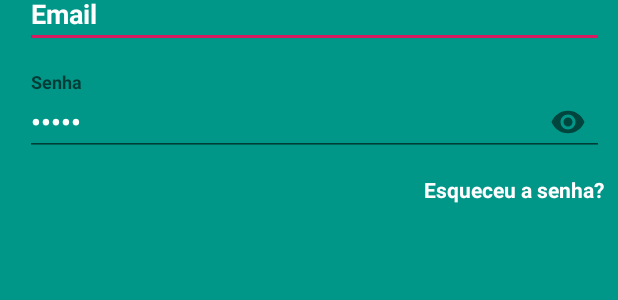
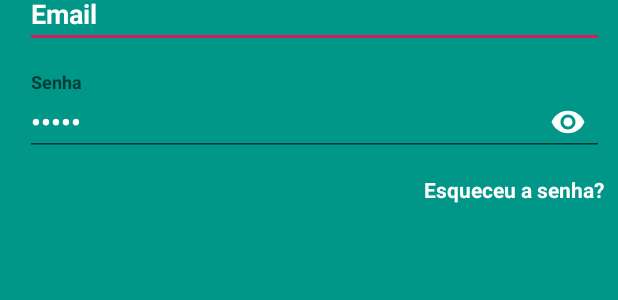
Before and after one commit to GabrielCR99/PCI, an Android app: the layout activity_sign_in.xml on its own in the app's theme, with its tools: preview values and no code run, on a phone screen of 412 x 824 dp. Shown: the part 509-809 px from the top of the screen. Run offline under Robolectric (Android 15) with nearby library versions, the phone set to English and light mode, and no system bars.

Commit message:
resetPassword adicionado SignInActivity completo

```diff
--- /dev/null
+++ b/app/src/main/java/com/studio/pci/activities/SignUpActivity.java
@@ -0,0 +1,4 @@
+package com.studio.pci.activities;
+
+public class SignUpActivity {
+}
--- a/app/src/main/res/layout/activity_main.xml
+++ b/app/src/main/res/layout/activity_main.xml
@@ -4,4 +4,4 @@
     xmlns:tools="http://schemas.android.com/tools"
     android:layout_width="match_parent"
     android:layout_height="match_parent"
-    tools:context=".MainActivity"/>
+    tools:context=".activities.MainActivity"/>
--- a/app/src/main/res/layout/activity_sign_in.xml
+++ b/app/src/main/res/layout/activity_sign_in.xml
@@ -17,7 +17,7 @@
         app:srcCompat="@android:color/background_light" />
 
     <android.support.design.widget.TextInputLayout
-        android:id="@+id/textInputLayout"
+        android:id="@+id/emailInputLayout"
         android:layout_width="386dp"
         android:layout_height="0dp"
         android:layout_marginTop="315dp"
@@ -30,7 +30,7 @@
         app:layout_constraintVertical_chainStyle="packed">
 
         <EditText
-            android:id="@+id/email"
+            android:id="@+id/email_field"
             android:layout_width="match_parent"
             android:layout_height="wrap_content"
             android:hint="@string/email"
@@ -43,7 +43,7 @@
     </android.support.design.widget.TextInputLayout>
 
     <android.support.design.widget.TextInputLayout
-        android:id="@+id/textInputLayout2"
+        android:id="@+id/passwordInputLayout"
         android:layout_width="386dp"
         android:layout_height="56dp"
         android:layout_marginTop="360dp"
@@ -51,10 +51,11 @@
         app:layout_constraintHorizontal_bias="0.64"
         app:layout_constraintStart_toStartOf="parent"
         app:layout_constraintTop_toTopOf="@+id/imageView4"
-        app:passwordToggleEnabled="true">
+        app:passwordToggleEnabled="true"
+        app:passwordToggleTint="@android:color/background_light">
 
         <EditText
-            android:id="@+id/password"
+            android:id="@+id/password_field"
             android:layout_width="match_parent"
             android:layout_height="wrap_content"
             android:hint="@string/password"
@@ -67,7 +68,7 @@
     </android.support.design.widget.TextInputLayout>
 
     <TextView
-        android:id="@+id/textView2"
+        android:id="@+id/password_forgot"
         android:layout_width="wrap_content"
         android:layout_height="wrap_content"
         android:layout_marginTop="456dp"
@@ -79,7 +80,7 @@
         app:layout_constraintTop_toTopOf="parent" />
 
     <Button
-        android:id="@+id/button"
+        android:id="@+id/sign_in_button"
         android:layout_width="289dp"
         android:layout_height="0dp"
         android:layout_marginBottom="160dp"
@@ -92,19 +93,19 @@
         app:layout_constraintStart_toStartOf="parent" />
 
     <TextView
-        android:id="@+id/textView3"
+        android:id="@+id/go_to_sign_up_text"
         android:layout_width="wrap_content"
         android:layout_height="18dp"
         android:layout_marginBottom="104dp"
-        android:text="TextView"
+        android:text="@string/no_account"
         android:textColor="#FFFF"
         android:textStyle="bold"
-        app:layout_constraintBottom_toBottomOf="@+id/textView4"
-        app:layout_constraintStart_toStartOf="@+id/button"
+        app:layout_constraintBottom_toBottomOf="@+id/privacy"
+        app:layout_constraintStart_toStartOf="@+id/sign_in_button"
         tools:text="@string/sign_up_id" />
 
     <TextView
-        android:id="@+id/textView4"
+        android:id="@+id/privacy"
         android:layout_width="wrap_content"
         android:layout_height="wrap_content"
         android:layout_marginBottom="28dp"
```
Also changed, not shown: app/src/main/java/com/studio/pci/activities/BaseActivity.java (added, +50 -0 lines), app/src/main/java/com/studio/pci/activities/MainActivity.java (renamed from app/src/main/java/com/studio/pci/MainActivity.java, +7 -1 lines), app/src/main/java/com/studio/pci/activities/SignInActivity.java (added, +155 -0 lines), app/src/main/java/com/studio/pci/activities/SplashActivity.java (added, +50 -0 lines), app/src/main/java/com/studio/pci/utils/FormHelper.java (added, +27 -0 lines), app/src/main/res/layout/activity_sign_up.xml (+18 -7 lines), app/src/main/res/values/strings.xml (+12 -0 lines).
